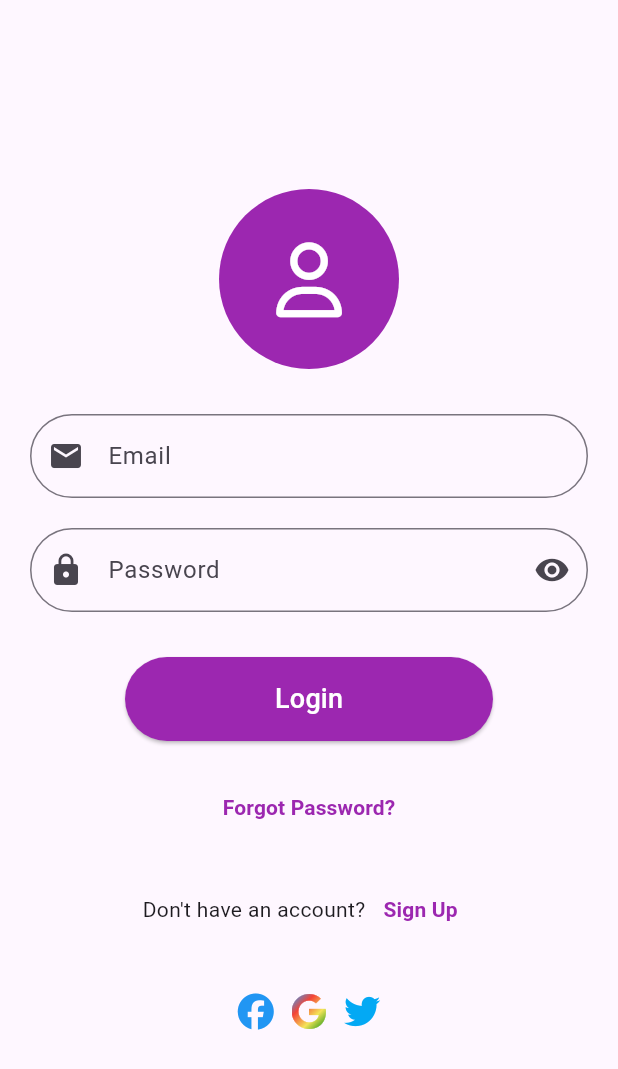
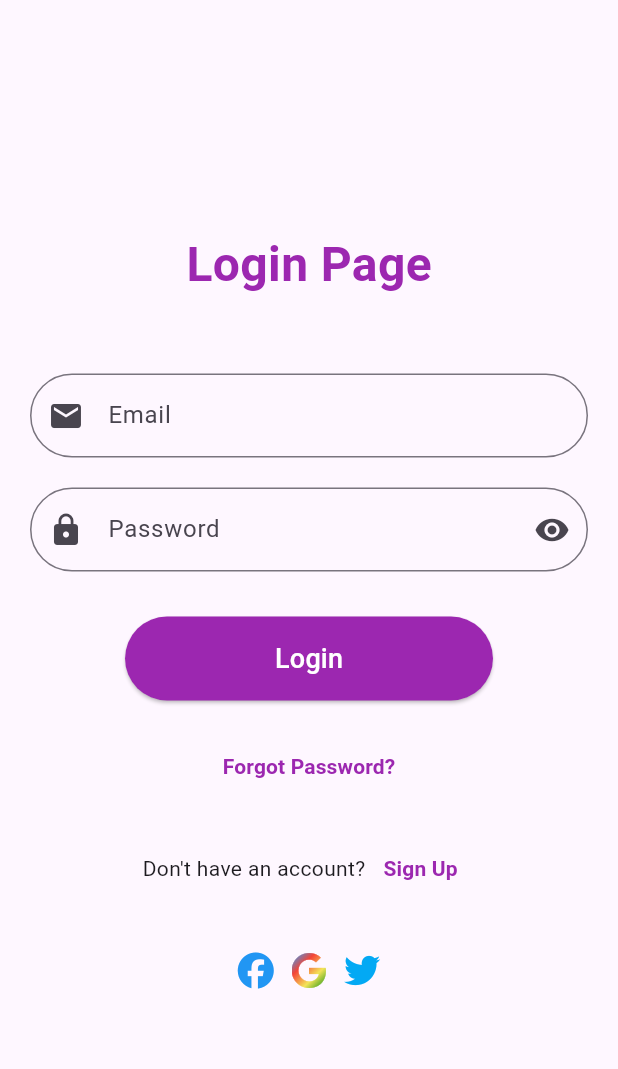
Before and after one commit to devi1262005/meet-app, a Flutter app: the LoginPage screen opened directly, on a phone screen of 412 x 824 dp. Shown: the top 1069 px of the screen. Run offline on Flutter 3.47's test engine with Material 3 defaults, Android fonts, the phone set to English and light mode, and no system bars; our stand-ins replace font_awesome_flutter, google_fonts.

Commit message:
Update login.dart

```diff
--- a/meet/lib/page/login.dart
+++ b/meet/lib/page/login.dart
@@ -34,16 +34,16 @@ class _LoginPageState extends State<LoginPage> {
             child: Column(
               mainAxisAlignment: MainAxisAlignment.center,
               children: <Widget>[
-                const CircleAvatar(
-                  radius: 60,
-                  backgroundColor: Colors.purple,
-                  child: Icon(
-                    FontAwesomeIcons.user,
-                    size: 50,
-                    color: Colors.white,
+                const Text(
+                  'Login Page',
+                  style: TextStyle(
+                    fontSize: 32,
+                    fontWeight: FontWeight.bold,
+                    color: Colors.purple,
                   ),
                 ),
-                const SizedBox(height: 30),
+
+                const SizedBox(height: 50),
                 TextField(
                   controller: _emailController,
                   decoration: InputDecoration(
```
